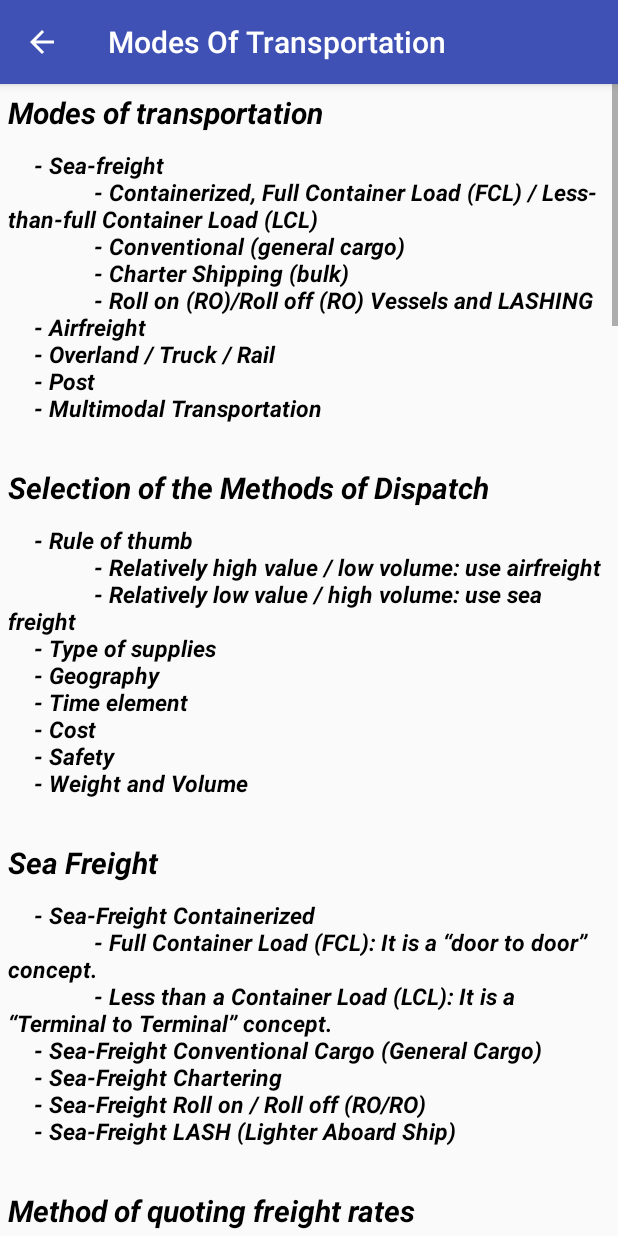
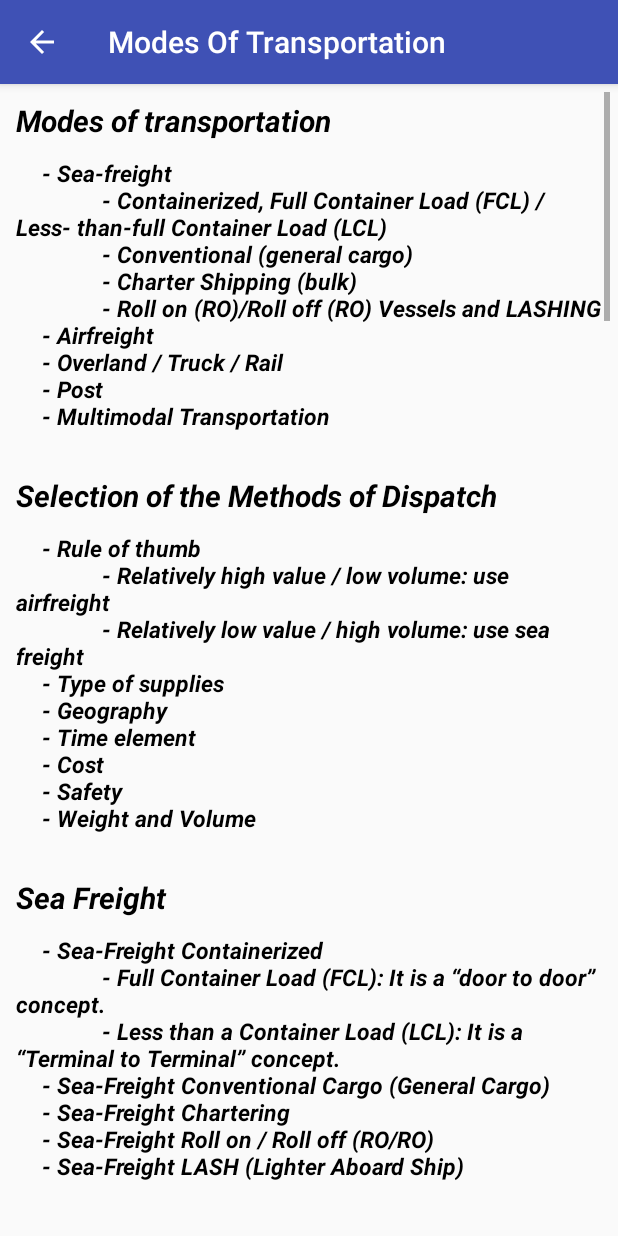
Before and after one commit to DoshiRushabh/ImportExport, an Android app: the ModeOfTransActivity screen opened directly, with no data from a screen before it, on a phone screen of 412 x 824 dp. Run offline under Robolectric (Android 15) with nearby library versions, the phone set to English and light mode, and no system bars.

```diff
--- a/app/src/main/res/layout/activity_intro.xml
+++ b/app/src/main/res/layout/activity_intro.xml
@@ -7,6 +7,7 @@
     tools:context="com.rushabh.importandexport.activities.introActivity">
 
     <ScrollView
+        android:layout_margin="@dimen/scroll_view_margin"
         android:layout_width="match_parent"
         android:layout_height="match_parent">
         <LinearLayout
--- a/app/src/main/res/layout/activity_mode_of_trans.xml
+++ b/app/src/main/res/layout/activity_mode_of_trans.xml
@@ -6,6 +6,7 @@
     android:layout_height="match_parent"
     tools:context="com.rushabh.importandexport.activities.ModeOfTransActivity">
     <ScrollView
+        android:layout_margin="@dimen/scroll_view_margin"
         android:layout_width="match_parent"
         android:layout_height="match_parent">
         <LinearLayout
--- a/app/src/main/res/values/dimens.xml
+++ b/app/src/main/res/values/dimens.xml
@@ -7,4 +7,5 @@
     <dimen name="activity_vertical_margin">16dp</dimen>
     <dimen name="fab_margin">16dp</dimen>
     <dimen name="main_card_margin">7dp</dimen>
+    <dimen name="scroll_view_margin">5dp</dimen>
 </resources>
```
